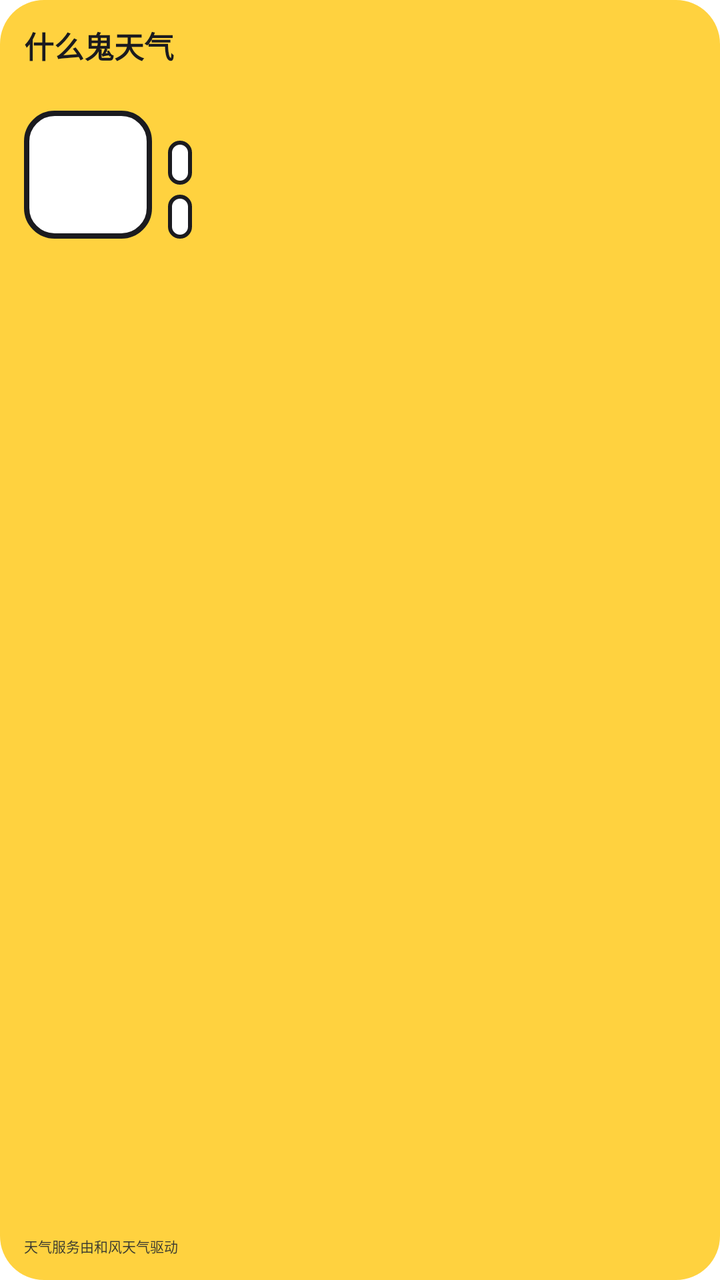
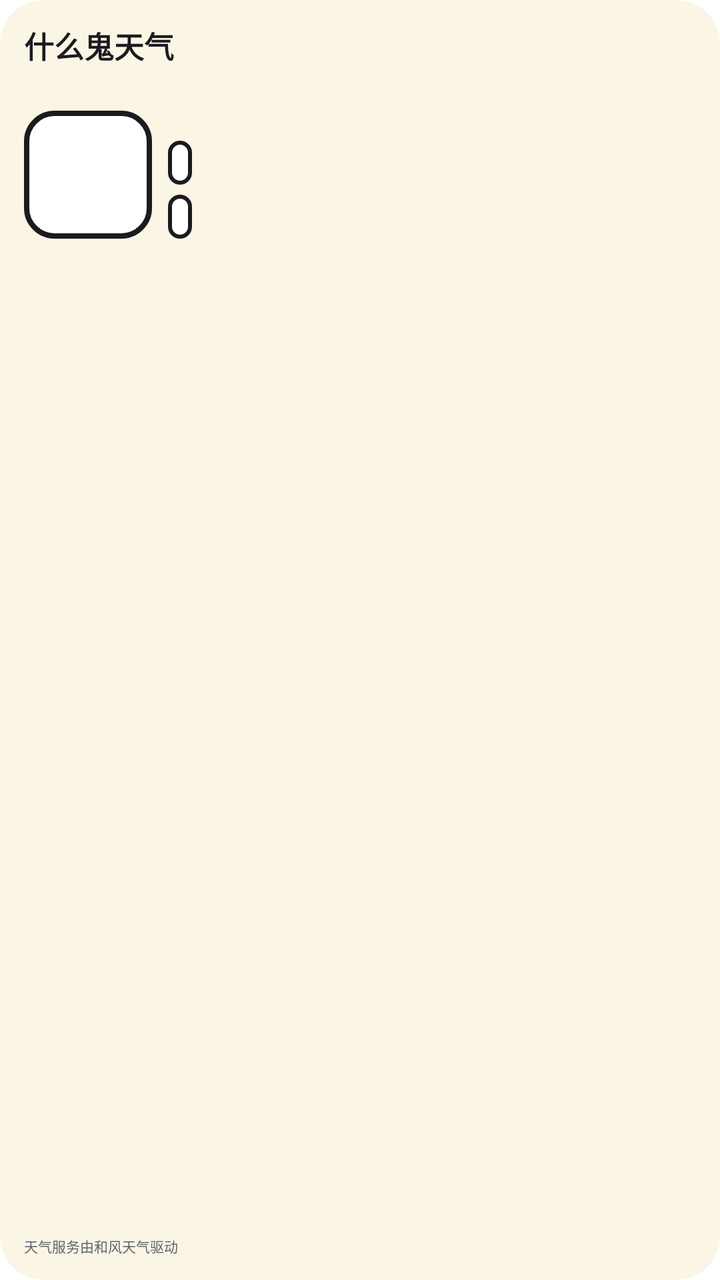

Two renders of the same Android screen: before a commit and after it. Below are the layout's source before the change and the commit's diff.
<!-- AndroidManifest.xml: fallback theme Theme.MaterialComponents.DayNight.NoActionBar -->
<!-- res/layout/widget_small.xml -->
<?xml version="1.0" encoding="utf-8"?>
<FrameLayout xmlns:android="http://schemas.android.com/apk/res/android"
    android:id="@+id/widget_root"
    android:layout_width="match_parent"
    android:layout_height="match_parent"
    android:background="@drawable/widget_background"
    android:padding="12dp">

    <LinearLayout
        android:id="@+id/weather_group"
        android:layout_width="match_parent"
        android:layout_height="match_parent"
        android:orientation="vertical">

        <LinearLayout
            android:layout_width="match_parent"
            android:layout_height="wrap_content"
            android:orientation="horizontal">

            <LinearLayout
                android:layout_width="0dp"
                android:layout_height="wrap_content"
                android:layout_weight="1"
                android:orientation="vertical">

                <TextView
                    android:id="@+id/city"
                    style="@style/WidgetTitle"
                    android:text="什么鬼天气" />

                <TextView
                    android:id="@+id/text"
                    style="@style/WidgetSmall"
                    android:layout_marginTop="2dp" />
            </LinearLayout>

            <TextView
                android:id="@+id/temp"
                style="@style/WidgetTemp" />
        </LinearLayout>

        <LinearLayout
            android:layout_width="match_parent"
            android:layout_height="wrap_content"
            android:layout_marginTop="6dp"
            android:gravity="bottom"
            android:orientation="horizontal">

            <FrameLayout
                android:layout_width="64dp"
                android:layout_height="64dp"
                android:background="@drawable/widget_avatar_frame"
                android:padding="2.5dp">

                <ImageView
                    android:id="@+id/avatar"
                    android:layout_width="match_parent"
                    android:layout_height="match_parent"
                    android:contentDescription="@string/widget_avatar"
                    android:scaleType="fitCenter" />
            </FrameLayout>

            <LinearLayout
                android:layout_width="0dp"
                android:layout_height="wrap_content"
                android:layout_marginStart="8dp"
                android:layout_weight="1"
                android:orientation="vertical">

                <TextView
                    android:id="@+id/chip0"
                    style="@style/WidgetChip" />

                <TextView
                    android:id="@+id/chip1"
                    style="@style/WidgetChip"
                    android:layout_marginTop="5dp" />
            </LinearLayout>
        </LinearLayout>

        <FrameLayout
            android:layout_width="match_parent"
            android:layout_height="0dp"
            android:layout_weight="1" />

        <TextView style="@style/WidgetCredit" />
    </LinearLayout>

    <LinearLayout
        android:id="@+id/serious_group"
        android:layout_width="match_parent"
        android:layout_height="match_parent"
        android:orientation="vertical"
        android:visibility="gone">

        <LinearLayout
            android:layout_width="match_parent"
            android:layout_height="wrap_content"
            android:orientation="horizontal">

            <TextView
                android:id="@+id/serious_city"
                style="@style/WidgetTitle"
                android:layout_width="0dp"
                android:layout_weight="1" />

            <TextView
                android:id="@+id/serious_temp"
                style="@style/WidgetTemp"
                android:textSize="24sp" />
        </LinearLayout>

        <TextView
            android:id="@+id/warning_title"
            style="@style/WidgetWarning"
            android:layout_marginTop="6dp"
            android:maxLines="4" />

        <TextView
            android:id="@+id/warning_source"
            style="@style/WidgetTiny"
            android:layout_marginTop="4dp" />

        <TextView
            android:id="@+id/warning_hint"
            style="@style/WidgetTiny"
            android:textColor="@color/widget_muted" />

        <FrameLayout
            android:layout_width="match_parent"
            android:layout_height="0dp"
            android:layout_weight="1" />

        <TextView style="@style/WidgetCredit" />
    </LinearLayout>

    <LinearLayout
        android:id="@+id/message_group"
        android:layout_width="match_parent"
        android:layout_height="match_parent"
        android:orientation="vertical"
        android:visibility="gone">

        <TextView
            android:id="@+id/message_title"
            style="@style/WidgetTitle" />

        <TextView
            android:id="@+id/message_text"
            style="@style/WidgetBody"
            android:layout_marginTop="6dp"
            android:maxLines="3"
            android:textColor="@color/widget_muted_on_yellow" />
    </LinearLayout>
</FrameLayout>
<!-- resources referenced by this layout -->
<resources>
  <color name="widget_muted">#FF5F6368</color>
  <color name="widget_muted_on_yellow">#FF3A3A30</color>
  <!-- drawable widget_avatar_frame (drawable) -->
  <?xml version="1.0" encoding="utf-8"?>
  <shape xmlns:android="http://schemas.android.com/apk/res/android" android:shape="rectangle">
      <solid android:color="@android:color/white" />
      <stroke android:width="2.5dp" android:color="@color/widget_ink" />
      <corners android:radius="14dp" />
  </shape>
  <!-- drawable widget_background (drawable) -->
  <?xml version="1.0" encoding="utf-8"?>
  <shape xmlns:android="http://schemas.android.com/apk/res/android" android:shape="rectangle">
      <solid android:color="@color/widget_yellow" />
      <corners android:radius="22dp" />
  </shape>
  <string name="widget_avatar">天气形象</string>
  <style name="WidgetBody" parent="WidgetText">
          <item name="android:textSize">12sp</item>
          <item name="android:textStyle">bold</item>
      </style>
  <style name="WidgetChip" parent="WidgetText">
          <item name="android:layout_height">22dp</item>
          <item name="android:gravity">center</item>
          <item name="android:paddingStart">6dp</item>
          <item name="android:paddingEnd">6dp</item>
          <item name="android:textSize">11sp</item>
          <item name="android:fontFamily">sans-serif-black</item>
          <item name="android:background">@drawable/widget_chip</item>
          <item name="android:ellipsize">none</item>
      </style>
  <style name="WidgetCredit" parent="WidgetText">
          <item name="android:textSize">7sp</item>
          <item name="android:textColor">@color/widget_muted_on_yellow</item>
          <item name="android:text">天气服务由和风天气驱动</item>
      </style>
  <style name="WidgetSmall" parent="WidgetText">
          <item name="android:textSize">11sp</item>
          <item name="android:textStyle">bold</item>
      </style>
  <style name="WidgetTemp" parent="WidgetText">
          <item name="android:textSize">32sp</item>
          <item name="android:fontFamily">sans-serif-black</item>
      </style>
  <style name="WidgetTiny" parent="WidgetText">
          <item name="android:textSize">9sp</item>
          <item name="android:textStyle">bold</item>
          <item name="android:textColor">@color/widget_muted_on_yellow</item>
      </style>
  <style name="WidgetTitle" parent="WidgetText">
          <item name="android:textSize">15sp</item>
          <item name="android:fontFamily">sans-serif-black</item>
      </style>
  <color name="widget_ink">#FF1B1B1F</color>
  <color name="widget_yellow">#FFFFD23F</color>
  <style name="WidgetText">
          <item name="android:layout_width">wrap_content</item>
          <item name="android:layout_height">wrap_content</item>
          <item name="android:textColor">@color/widget_ink</item>
          <item name="android:includeFontPadding">false</item>
          <item name="android:maxLines">1</item>
          <item name="android:ellipsize">end</item>
      </style>
  <!-- drawable widget_chip (drawable) -->
  <?xml version="1.0" encoding="utf-8"?>
  <shape xmlns:android="http://schemas.android.com/apk/res/android" android:shape="rectangle">
      <solid android:color="@android:color/white" />
      <stroke android:width="2dp" android:color="@color/widget_ink" />
      <corners android:radius="7dp" />
  </shape>
  <!-- drawable widget_warning_other (drawable) -->
  <?xml version="1.0" encoding="utf-8"?>
  <shape xmlns:android="http://schemas.android.com/apk/res/android" android:shape="rectangle">
      <solid android:color="#FFF3F4F6" />
      <stroke android:width="2dp" android:color="@color/widget_ink" />
      <corners android:radius="8dp" />
  </shape>
  <!-- unchanged entries left out for length: 1 -->
</resources>

<!-- the commit's change to res/layout/widget_small.xml (unified diff, before → after) -->
@@ -150,6 +150,6 @@
             style="@style/WidgetBody"
             android:layout_marginTop="6dp"
             android:maxLines="3"
-            android:textColor="@color/widget_muted_on_yellow" />
+            android:textColor="@color/widget_muted" />
     </LinearLayout>
 </FrameLayout>
<!-- resource entries referenced after the edit -->
@@ -1,7 +1,6 @@
 <!-- resources referenced by this layout -->
 <resources>
   <color name="widget_muted">#FF5F6368</color>
-  <color name="widget_muted_on_yellow">#FF3A3A30</color>
   <!-- drawable widget_avatar_frame (drawable) -->
   <?xml version="1.0" encoding="utf-8"?>
   <shape xmlns:android="http://schemas.android.com/apk/res/android" android:shape="rectangle">
@@ -12,7 +11,7 @@
   <!-- drawable widget_background (drawable) -->
   <?xml version="1.0" encoding="utf-8"?>
   <shape xmlns:android="http://schemas.android.com/apk/res/android" android:shape="rectangle">
-      <solid android:color="@color/widget_yellow" />
+      <solid android:color="@color/widget_paper" />
       <corners android:radius="22dp" />
   </shape>
   <string name="widget_avatar">天气形象</string>
@@ -32,7 +31,7 @@
       </style>
   <style name="WidgetCredit" parent="WidgetText">
           <item name="android:textSize">7sp</item>
-          <item name="android:textColor">@color/widget_muted_on_yellow</item>
+          <item name="android:textColor">@color/widget_muted</item>
           <item name="android:text">天气服务由和风天气驱动</item>
       </style>
   <style name="WidgetSmall" parent="WidgetText">
@@ -46,14 +45,14 @@
   <style name="WidgetTiny" parent="WidgetText">
           <item name="android:textSize">9sp</item>
           <item name="android:textStyle">bold</item>
-          <item name="android:textColor">@color/widget_muted_on_yellow</item>
+          <item name="android:textColor">@color/widget_muted</item>
       </style>
   <style name="WidgetTitle" parent="WidgetText">
           <item name="android:textSize">15sp</item>
           <item name="android:fontFamily">sans-serif-black</item>
       </style>
   <color name="widget_ink">#FF1B1B1F</color>
-  <color name="widget_yellow">#FFFFD23F</color>
+  <color name="widget_paper">#FFFBF5E6</color>
   <style name="WidgetText">
           <item name="android:layout_width">wrap_content</item>
           <item name="android:layout_height">wrap_content</item>
@@ -72,7 +71,7 @@
   <!-- drawable widget_warning_other (drawable) -->
   <?xml version="1.0" encoding="utf-8"?>
   <shape xmlns:android="http://schemas.android.com/apk/res/android" android:shape="rectangle">
-      <solid android:color="#FFF3F4F6" />
+      <solid android:color="@android:color/white" />
       <stroke android:width="2dp" android:color="@color/widget_ink" />
       <corners android:radius="8dp" />
   </shape>
